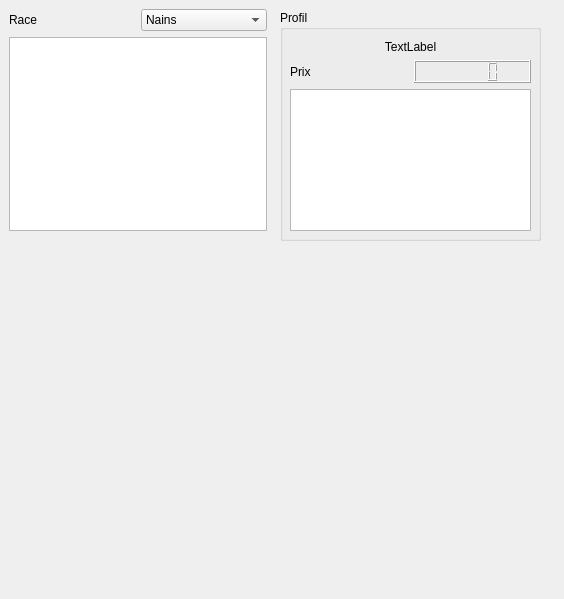
brock37/Mordheim, file Lecture_BDD/LectureProfile.ui: the form before one commit.
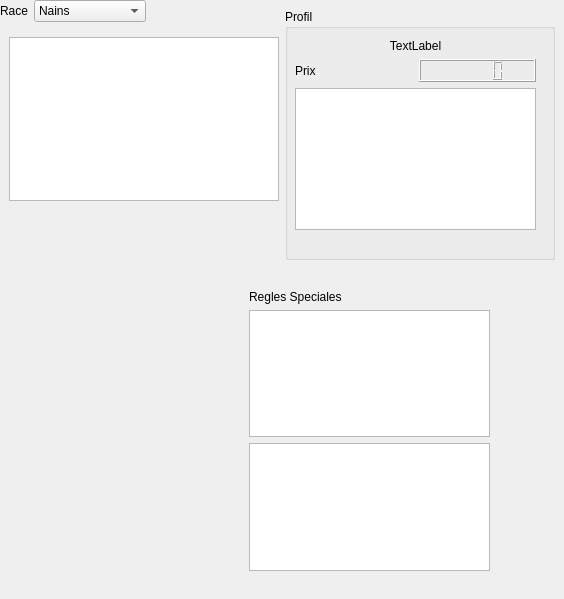
The form after the commit.

Commit message:
Requete pour regles speciales
Rajout de la  fonction pour changer la liste des regles speciales.

```diff
--- a/Lecture_BDD/LectureProfile.ui
+++ b/Lecture_BDD/LectureProfile.ui
@@ -13,63 +13,13 @@
   <property name="windowTitle">
    <string>Form</string>
   </property>
-  <widget class="QWidget" name="verticalLayoutWidget">
-   <property name="geometry">
-    <rect>
-     <x>9</x>
-     <y>9</y>
-     <width>258</width>
-     <height>222</height>
-    </rect>
-   </property>
-   <layout class="QVBoxLayout" name="verticalLayout">
-    <item>
-     <layout class="QHBoxLayout" name="horizontalLayout">
-      <item>
-       <widget class="QLabel" name="label_race">
-        <property name="text">
-         <string>Race</string>
-        </property>
-       </widget>
-      </item>
-      <item>
-       <widget class="QComboBox" name="comboBox">
-        <item>
-         <property name="text">
-          <string>Nains</string>
-         </property>
-        </item>
-        <item>
-         <property name="text">
-          <string>Orques</string>
-         </property>
-        </item>
-        <item>
-         <property name="text">
-          <string>Hommes betes</string>
-         </property>
-        </item>
-        <item>
-         <property name="text">
-          <string>Skavens</string>
-         </property>
-        </item>
-       </widget>
-      </item>
-     </layout>
-    </item>
-    <item>
-     <widget class="QTreeView" name="treeView"/>
-    </item>
-   </layout>
-  </widget>
   <widget class="QGroupBox" name="groupBox">
    <property name="geometry">
     <rect>
-     <x>280</x>
-     <y>10</y>
-     <width>261</width>
-     <height>231</height>
+     <x>285</x>
+     <y>9</y>
+     <width>270</width>
+     <height>251</height>
     </rect>
    </property>
    <property name="title">
@@ -112,6 +62,76 @@
     </layout>
    </widget>
   </widget>
+  <widget class="QWidget" name="verticalLayoutWidget">
+   <property name="geometry">
+    <rect>
+     <x>249</x>
+     <y>290</y>
+     <width>241</width>
+     <height>281</height>
+    </rect>
+   </property>
+   <layout class="QVBoxLayout" name="verticalLayout">
+    <item>
+     <widget class="QLabel" name="label_regles">
+      <property name="text">
+       <string>Regles Speciales</string>
+      </property>
+     </widget>
+    </item>
+    <item>
+     <widget class="QListView" name="listView_regles"/>
+    </item>
+    <item>
+     <widget class="QTextBrowser" name="textBrowser_regles"/>
+    </item>
+   </layout>
+  </widget>
+  <widget class="QWidget" name="">
+   <layout class="QHBoxLayout" name="horizontalLayout">
+    <item>
+     <widget class="QLabel" name="label_race">
+      <property name="text">
+       <string>Race</string>
+      </property>
+     </widget>
+    </item>
+    <item>
+     <widget class="QComboBox" name="comboBox">
+      <item>
+       <property name="text">
+        <string>Nains</string>
+       </property>
+      </item>
+      <item>
+       <property name="text">
+        <string>Orques</string>
+       </property>
+      </item>
+      <item>
+       <property name="text">
+        <string>Hommes betes</string>
+       </property>
+      </item>
+      <item>
+       <property name="text">
+        <string>Skavens</string>
+       </property>
+      </item>
+     </widget>
+    </item>
+   </layout>
+  </widget>
+  <widget class="QTreeView" name="treeView">
+   <property name="geometry">
+    <rect>
+     <x>9</x>
+     <y>37</y>
+     <width>270</width>
+     <height>164</height>
+    </rect>
+   </property>
+  </widget>
  </widget>
  <resources/>
  <connections/>
```
The commit also changes 9 other files.
